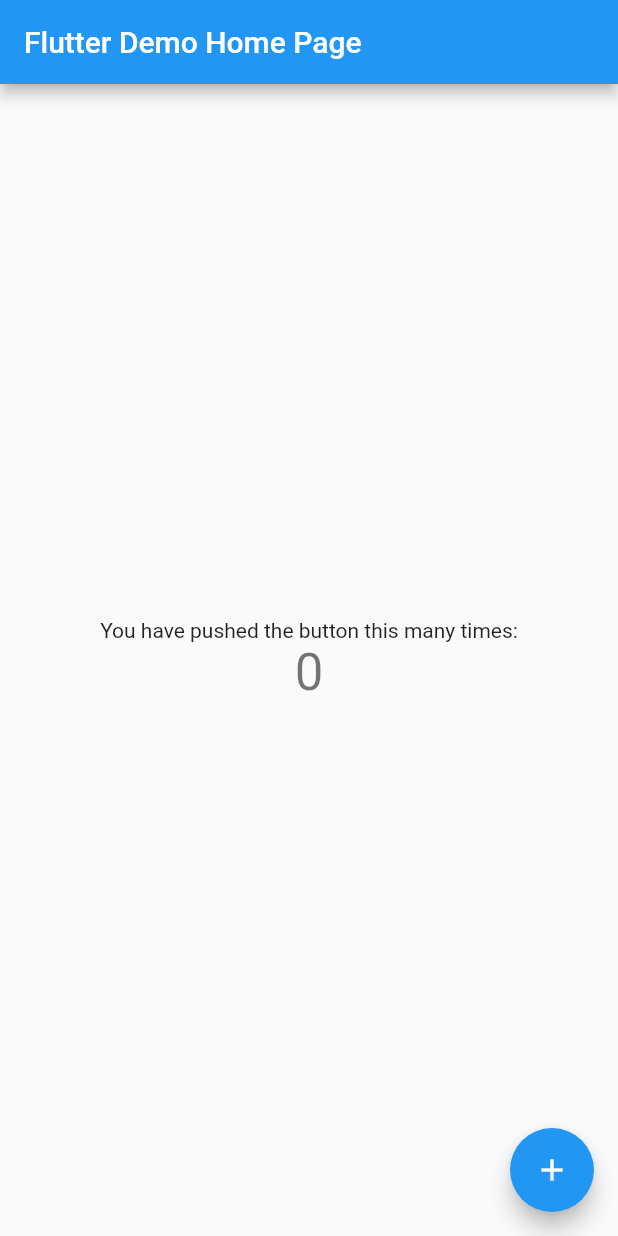
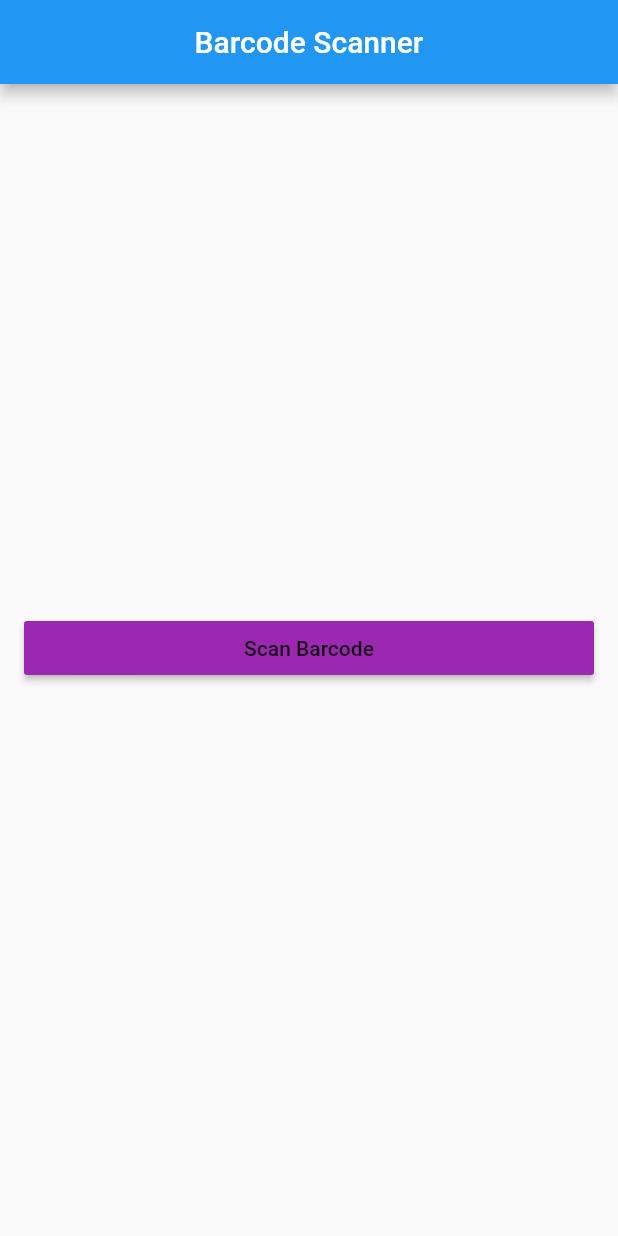
Before and after one commit to akshaybengani/Flutter-BarcodeScan, a Flutter app: the screen it shows after launch, on a phone screen of 412 x 824 dp. Run offline on Flutter 3.47's test engine with Material 2 defaults, Android fonts, the phone set to English and light mode, and no system bars; missing offline and left inert: barcode_scan.

Commit message:
Barcode scanning working

```diff
--- a/lib/main.dart
+++ b/lib/main.dart
@@ -1,3 +1,4 @@
+import 'package:barcodescan/scanscreen.dart';
 import 'package:flutter/material.dart';
 
 void main() => runApp(MyApp());
@@ -9,103 +10,9 @@
     return MaterialApp(
       title: 'Flutter Demo',
       theme: ThemeData(
-        // This is the theme of your application.
-        //
-        // Try running your application with "flutter run". You'll see the
-        // application has a blue toolbar. Then, without quitting the app, try
-        // changing the primarySwatch below to Colors.green and then invoke
-        // "hot reload" (press "r" in the console where you ran "flutter run",
-        // or simply save your changes to "hot reload" in a Flutter IDE).
-        // Notice that the counter didn't reset back to zero; the application
-        // is not restarted.
         primarySwatch: Colors.blue,
       ),
-      home: MyHomePage(title: 'Flutter Demo Home Page'),
+      home: ScanScreen(),
     );
   }
 }
-
-class MyHomePage extends StatefulWidget {
-  MyHomePage({Key key, this.title}) : super(key: key);
-
-  // This widget is the home page of your application. It is stateful, meaning
-  // that it has a State object (defined below) that contains fields that affect
-  // how it looks.
-
-  // This class is the configuration for the state. It holds the values (in this
-  // case the title) provided by the parent (in this case the App widget) and
-  // used by the build method of the State. Fields in a Widget subclass are
-  // always marked "final".
-
-  final String title;
-
-  @override
-  _MyHomePageState createState() => _MyHomePageState();
-}
-
-class _MyHomePageState extends State<MyHomePage> {
-  int _counter = 0;
-
-  void _incrementCounter() {
-    setState(() {
-      // This call to setState tells the Flutter framework that something has
-      // changed in this State, which causes it to rerun the build method below
-      // so that the display can reflect the updated values. If we changed
-      // _counter without calling setState(), then the build method would not be
-      // called again, and so nothing would appear to happen.
-      _counter++;
-    });
-  }
-
-  @override
-  Widget build(BuildContext context) {
-    // This method is rerun every time setState is called, for instance as done
-    // by the _incrementCounter method above.
-    //
-    // The Flutter framework has been optimized to make rerunning build methods
-    // fast, so that you can just rebuild anything that needs updating rather
-    // than having to individually change instances of widgets.
-    return Scaffold(
-      appBar: AppBar(
-        // Here we take the value from the MyHomePage object that was created by
-        // the App.build method, and use it to set our appbar title.
-        title: Text(widget.title),
-      ),
-      body: Center(
-        // Center is a layout widget. It takes a single child and positions it
-        // in the middle of the parent.
-        child: Column(
-          // Column is also a layout widget. It takes a list of children and
-          // arranges them vertically. By default, it sizes itself to fit its
-          // children horizontally, and tries to be as tall as its parent.
-          //
-          // Invoke "debug painting" (press "p" in the console, choose the
-          // "Toggle Debug Paint" action from the Flutter Inspector in Android
-          // Studio, or the "Toggle Debug Paint" command in Visual Studio Code)
-          // to see the wireframe for each widget.
-          //
-          // Column has various properties to control how it sizes itself and
-          // how it positions its children. Here we use mainAxisAlignment to
-          // center the children vertically; the main axis here is the vertical
-          // axis because Columns are vertical (the cross axis would be
-          // horizontal).
-          mainAxisAlignment: MainAxisAlignment.center,
-          children: <Widget>[
-            Text(
-              'You have pushed the button this many times:',
-            ),
-            Text(
-              '$_counter',
-              style: Theme.of(context).textTheme.display1,
-            ),
-          ],
-        ),
-      ),
-      floatingActionButton: FloatingActionButton(
-        onPressed: _incrementCounter,
-        tooltip: 'Increment',
-        child: Icon(Icons.add),
-      ), // This trailing comma makes auto-formatting nicer for build methods.
-    );
-  }
-}
--- /dev/null
+++ b/lib/scanscreen.dart
@@ -0,0 +1,73 @@
+import 'package:barcode_scan/barcode_scan.dart';
+import 'package:flutter/material.dart';
+import 'package:flutter/services.dart';
+
+class ScanScreen extends StatefulWidget {
+  @override
+  _ScanScreenState createState() => _ScanScreenState();
+}
+
+class _ScanScreenState extends State<ScanScreen> {
+  String barcodevalue;
+
+  @override
+  void initState() {
+    barcodevalue = "";
+    super.initState();
+  }
+
+  @override
+  Widget build(BuildContext context) {
+    return Scaffold(
+      appBar: AppBar(
+        title: Text('Barcode Scanner'),
+        centerTitle: true,
+      ),
+      body: Center(
+        child: Column(
+          mainAxisAlignment: MainAxisAlignment.center,
+          crossAxisAlignment: CrossAxisAlignment.stretch,
+          children: <Widget>[
+            Padding(
+              padding: EdgeInsets.symmetric(horizontal: 16, vertical: 8),
+              child: RaisedButton(
+                color: Colors.purple,
+                child: Text('Scan Barcode'),
+                onPressed: scanbarcode,
+              ),
+            ),
+            Text(barcodevalue, textAlign: TextAlign.center,),
+          ],
+        ),
+      ),
+    );
+  }
+
+  Future<void> scanbarcode() async {
+    try {
+      String barcode = await BarcodeScanner.scan();
+      setState(() {
+        this.barcodevalue = barcode;
+      });
+    } on PlatformException catch(e) {
+      if(e.code == BarcodeScanner.CameraAccessDenied){
+        setState(() {
+          this.barcodevalue = 'Camera Permission Not Granted';
+        });
+      } else {
+        setState(() {
+          this.barcodevalue = 'Unknown Error $e';
+        });
+      }
+    } on FormatException {
+      setState(() {
+        this.barcodevalue = "null (User returned using the 'back' button before scanning anything, Result) ";
+      });
+    }
+    catch (e) {
+      setState(() {
+        this.barcodevalue = 'Unknown Error $e';
+      });
+    }
+  }
+}
--- a/pubspec.yaml
+++ b/pubspec.yaml
@@ -23,6 +23,7 @@
   # The following adds the Cupertino Icons font to your application.
   # Use with the CupertinoIcons class for iOS style icons.
   cupertino_icons: ^0.1.2
+  barcode_scan: ^1.0.0
 
 dev_dependencies:
   flutter_test:
```
Also changed, not shown: pubspec.lock, 2 other files.
